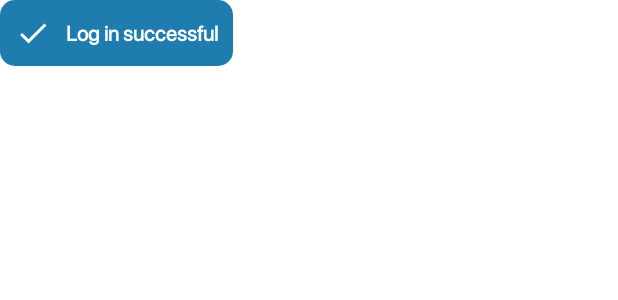
After one commit to ErickG-afk/PlatillosVoladoresApp, an Android app: the layout custom_toast.xml on its own in the app's theme, with its tools: preview values and no code run, on a phone screen of 412 x 824 dp. The commit adds this screen. Shown: the top 300 px of the screen. Run offline under Robolectric (Android 15) with nearby library versions, the phone set to English and light mode, and no system bars.

Commit message:
Custom toasts for log in

```diff
--- /dev/null
+++ b/app/src/main/res/drawable/background_blue.xml
@@ -0,0 +1,10 @@
+<?xml version="1.0" encoding="utf-8"?>
+<selector xmlns:android="http://schemas.android.com/apk/res/android">
+    <item>
+        <shape>
+            <solid android:color="#1e7dae"/>
+            <corners android:radius="10dp" />
+        </shape>
+    </item>
+
+</selector>
--- /dev/null
+++ b/app/src/main/res/drawable/ic_backhand.xml
@@ -0,0 +1,5 @@
+<vector android:height="24dp" android:tint="#FFFFFF"
+    android:viewportHeight="24" android:viewportWidth="24"
+    android:width="24dp" xmlns:android="http://schemas.android.com/apk/res/android">
+    <path android:fillColor="@android:color/white" android:pathData="M13,24c-3.26,0 -6.19,-1.99 -7.4,-5.02l-3.03,-7.61C2.26,10.58 3,9.79 3.81,10.05l0.79,0.26c0.56,0.18 1.02,0.61 1.24,1.16L7.25,15H8V3.25C8,2.56 8.56,2 9.25,2s1.25,0.56 1.25,1.25V12h1V1.25C11.5,0.56 12.06,0 12.75,0S14,0.56 14,1.25V12h1V2.75c0,-0.69 0.56,-1.25 1.25,-1.25c0.69,0 1.25,0.56 1.25,1.25V12h1V5.75c0,-0.69 0.56,-1.25 1.25,-1.25S21,5.06 21,5.75V16C21,20.42 17.42,24 13,24z"/>
+</vector>
--- /dev/null
+++ b/app/src/main/res/drawable/ic_check.xml
@@ -0,0 +1,5 @@
+<vector android:height="24dp" android:tint="#FFFFFF"
+    android:viewportHeight="24" android:viewportWidth="24"
+    android:width="24dp" xmlns:android="http://schemas.android.com/apk/res/android">
+    <path android:fillColor="@android:color/white" android:pathData="M9,16.17L4.83,12l-1.42,1.41L9,19 21,7l-1.41,-1.41z"/>
+</vector>
--- /dev/null
+++ b/app/src/main/res/layout/custom_toast.xml
@@ -0,0 +1,27 @@
+<?xml version="1.0" encoding="utf-8"?>
+<LinearLayout xmlns:android="http://schemas.android.com/apk/res/android"
+    xmlns:app="http://schemas.android.com/apk/res-auto"
+    android:id="@+id/custom_toast_ok"
+    android:orientation="horizontal"
+    android:background="@drawable/background_blue"
+    android:layout_width="wrap_content"
+    android:layout_height="wrap_content"
+    android:gravity="center|center_horizontal"
+    android:padding="10dp">
+
+    <ImageView
+        android:layout_width="wrap_content"
+        android:layout_height="wrap_content"
+        app:srcCompat="@drawable/ic_check"/>
+    <TextView
+        android:id="@+id/mensaje_toast1"
+        android:layout_width="wrap_content"
+        android:layout_height="wrap_content"
+        android:fontFamily="@font/san_francisco"
+        android:textStyle="bold"
+        android:textColor="@color/white"
+        android:paddingStart="10dp"
+        android:text="Log in successful"
+        />
+
+</LinearLayout>
```
Also changed, not shown: app/src/main/java/com/example/platillosvoladoresapp/activity/MainActivity.java (+42 -11 lines), app/src/main/res/drawable/background_red.xml (added, +10 -0 lines), app/src/main/res/layout/custom_toast_wrong_login.xml (added, +27 -0 lines).
